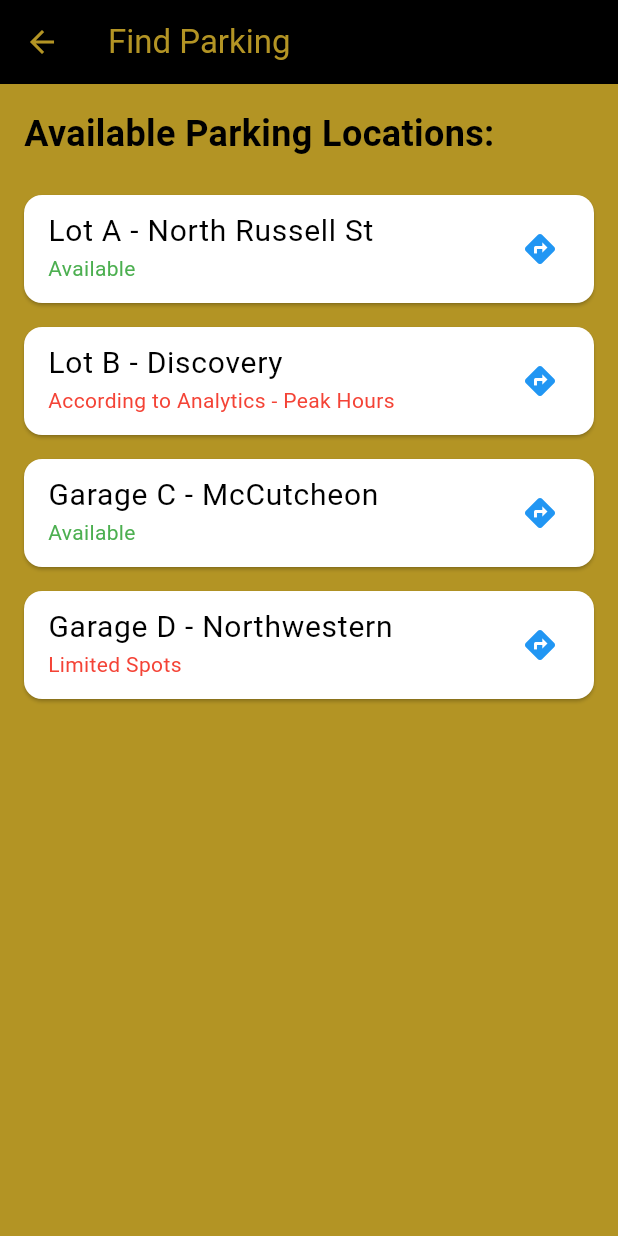
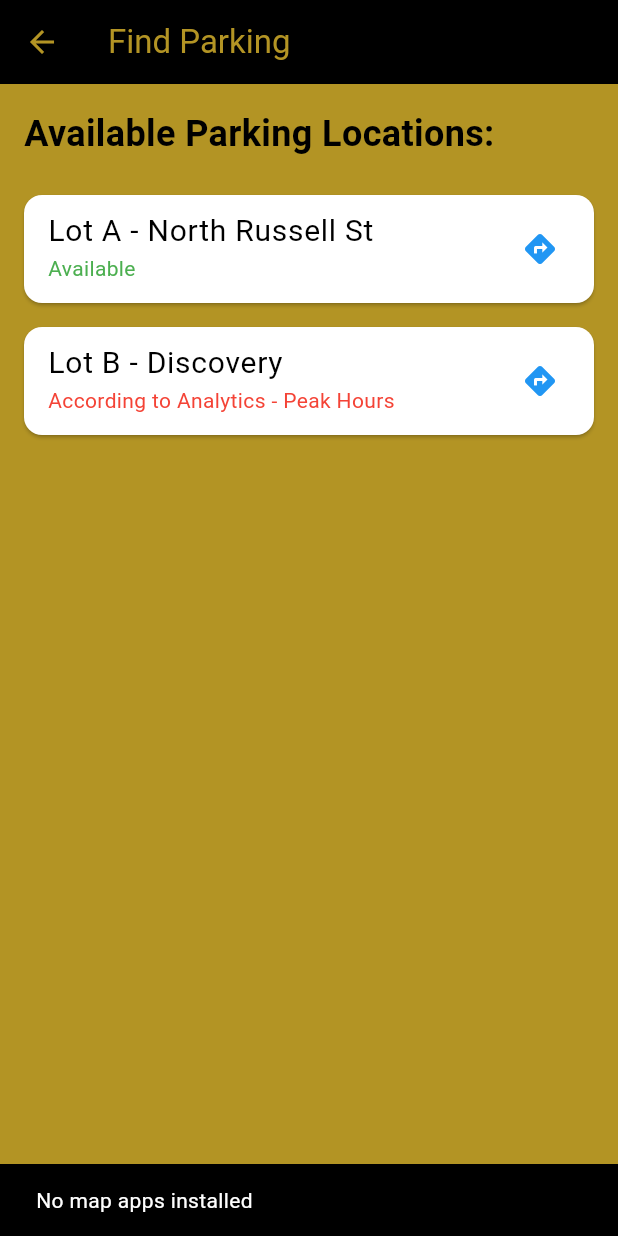
Before and after one commit to fusionpl/PurdueParking, a Flutter app: the FindParkingPage screen opened directly, after a tap on "Lot A - North Russell St", on a phone screen of 412 x 824 dp. Run offline on Flutter 3.47's test engine with Material 3 defaults, Android fonts, the phone set to English and light mode, and no system bars; our stand-ins replace table_calendar; missing offline and left inert: map_launcher.

Commit message:
Add files via upload

```diff
--- a/lib/main.dart
+++ b/lib/main.dart
@@ -1,5 +1,7 @@
 import 'package:flutter/material.dart';
 import 'package:table_calendar/table_calendar.dart'; // Import for calendar
+import 'package:map_launcher/map_launcher.dart';
+
 
 void main() {
   runApp(const PurdueParkingApp());
@@ -265,7 +267,7 @@ class _EventParkingPageState extends State<EventParkingPage> {
       appBar: AppBar(
         title: const Text("Special Event Parking"),
       ),
-      backgroundColor: Color.fromRGBO(207,185,145,1.000),
+      backgroundColor: const Color.fromRGBO(207,185,145,1.000),
       body: Column(
         children: [
           TableCalendar(
@@ -335,21 +337,28 @@ class FindParkingPage extends StatelessWidget {
       appBar: AppBar(
         title: const Text('Find Parking'),
       ),
-      body: const SingleChildScrollView(
-        padding: EdgeInsets.all(16.0),
+      body: SingleChildScrollView(
+        padding: const EdgeInsets.all(16.0),
         child: Column(
           crossAxisAlignment: CrossAxisAlignment.start,
           children: [
-            Text(
+            const Text(
               'Available Parking Locations:',
               style: TextStyle(fontSize: 24, fontWeight: FontWeight.bold),
             ),
-            SizedBox(height: 16.0),
-            ParkingLocationCard(location: 'Lot A - North Russell St', availability: 'Available'),
-            ParkingLocationCard(location: 'Lot B - Discovery', availability: 'According to Analytics - Peak Hours'),
-            ParkingLocationCard(location: 'Garage C - McCutcheon', availability: 'Available'),
-            ParkingLocationCard(location: 'Garage D - Northwestern', availability: 'Limited Spots'),
-            // Add more locations as needed
+            const SizedBox(height: 16.0),
+            ParkingLocationCard(
+              location: 'Lot A - North Russell St',
+              availability: 'Available',
+              latitude: 40.428492434603484,
+              longitude: -86.91883460225058,
+            ),
+            ParkingLocationCard(
+              location: 'Lot B - Discovery',
+              availability: 'According to Analytics - Peak Hours',
+              latitude: 40.419446279810856,
+              longitude: -86.92328961131224,
+            ),
           ],
         ),
       ),
@@ -359,30 +368,50 @@ class FindParkingPage extends StatelessWidget {
 class ParkingLocationCard extends StatelessWidget {
   final String location;
   final String availability;
+  final double latitude;
+  final double longitude;
 
   const ParkingLocationCard({
     super.key,
     required this.location,
     required this.availability,
+    required this.latitude,
+    required this.longitude,
   });
 
   @override
   Widget build(BuildContext context) {
     return Card(
-      margin: const EdgeInsets.symmetric(vertical: 8.0), // Space between cards
+      margin: const EdgeInsets.symmetric(vertical: 8.0),
       child: ListTile(
         title: Text(
           location,
-          style: const TextStyle(fontSize: 20.0), // Location text
+          style: const TextStyle(fontSize: 20.0),
         ),
         subtitle: Text(
           availability,
           style: TextStyle(color: availability == 'Available' ? Colors.green : Colors.red),
         ),
-        trailing: const Icon(Icons.directions, color: Colors.blue), // Directions icon
-        onTap: () {
-          // Action for finding directions to the parking location
-          // For example, you could navigate to a map view or show directions
+        trailing: const Icon(Icons.directions, color: Colors.blue),
+        onTap: () async {
+          try {
+            final availableMaps = await MapLauncher.installedMaps;
+            if (availableMaps.isNotEmpty) {
+              await availableMaps.first.showMarker(
+                coords: Coords(latitude, longitude),
+                title: location,
+              );
+            } else {
+              ScaffoldMessenger.of(context).showSnackBar(
+                SnackBar(content: Text("No map apps installed")),
+              );
+            }
+          } catch (e) {
+            print(e);
+            ScaffoldMessenger.of(context).showSnackBar(
+              SnackBar(content: Text("Could not open the map")),
+            );
+          }
         },
       ),
     );
```
